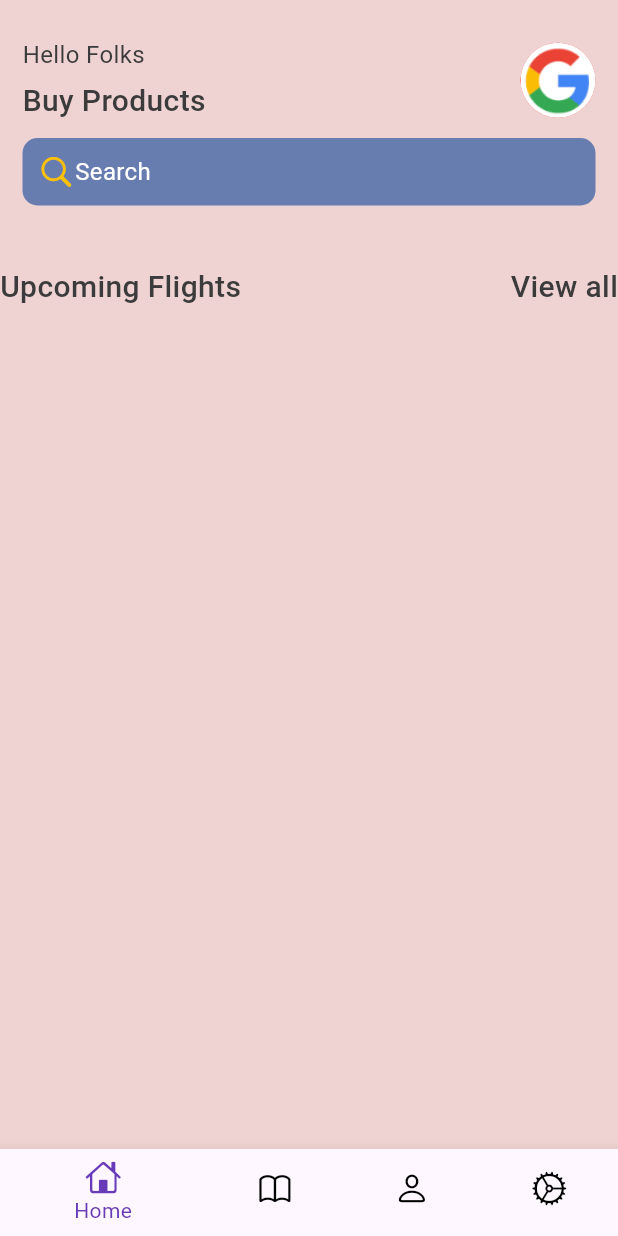
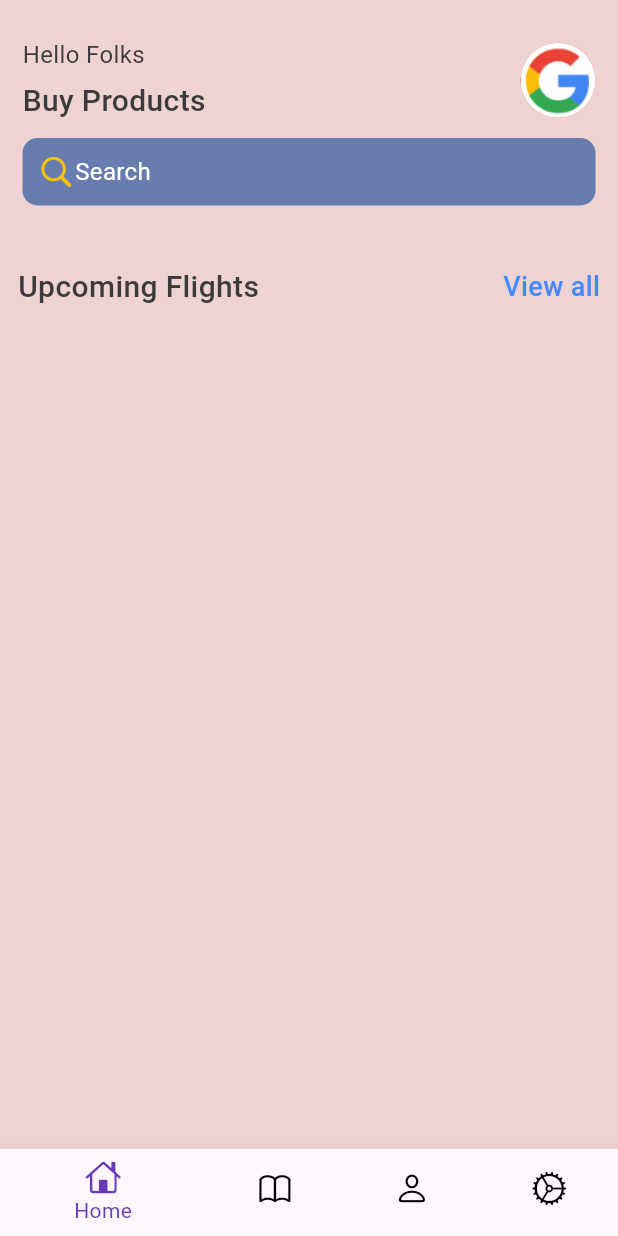
Before and after one commit to tarun1sisodia/Android-Studio-Flutter, a Flutter app: the screen it shows after launch, on a phone screen of 412 x 824 dp. Run offline on Flutter 3.47's test engine with Material 3 defaults, Android fonts, the light colour scheme and no system bars.

Commit message:
Messages for User by custom widgets

```diff
--- a/checkup2/lib/base/widgets/app_widget.dart
+++ b/checkup2/lib/base/widgets/app_widget.dart
@@ -2,26 +2,36 @@ import 'package:checkup2/base/res/styles/app_styles.dart';
 import 'package:flutter/material.dart';
 
 class AppDoubleText extends StatelessWidget {
-  AppDoubleText({super.key, required this.bigtxt, required this.smalltxt});
+  const AppDoubleText(
+      {super.key, required this.bigtxt, required this.smalltxt});
+  //String for Text on display.
   final String bigtxt;
   final String smalltxt;
   @override
   Widget build(BuildContext context) {
-    return Row(
+    return Container(
+      //Padding For Text
+      padding: const EdgeInsets.symmetric(horizontal: 12),
+      child: Row(
+        //Space between text
         mainAxisAlignment: MainAxisAlignment.spaceBetween,
         children: [
           Text(
             bigtxt,
             style: AppStyles.textStyle1,
           ),
+          //What is InkWell--> A Widget which calls Function onTap.
           InkWell(
             onTap: () {},
+            //For function.
             child: Text(
               smalltxt,
-            style: AppStyles.textStyle1,
+              //copywith is used to copy all from one and alter/ Addcurrentone design.
+              style: AppStyles.textStyle2.copyWith(color: Colors.blueAccent),
             ),
           )
         ],
+      ),
     );
   }
 }
```
Lines whose indentation alone changed are shown as unchanged.
